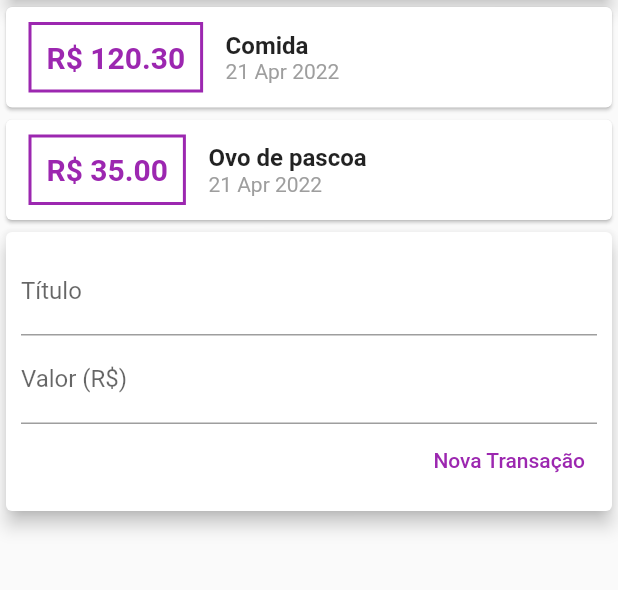
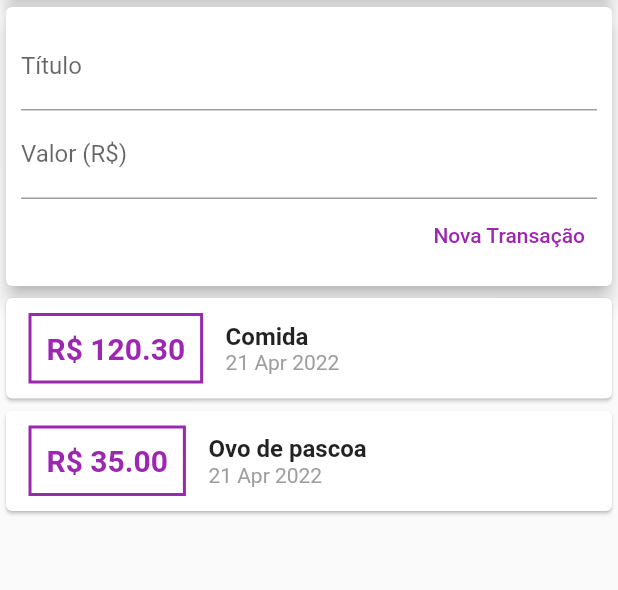
Before and after one commit to EduardoVitech/Life_Easier, a Flutter app: the screen it shows after launch, on a phone screen of 412 x 824 dp, the part 119-709 px from its top. Run offline on Flutter 3.47's test engine with Material 2 defaults, Android fonts, the phone set to English and light mode, and no system bars.

Commit message:
SingleChildScrollView, List view

```diff
--- a/lib/components/transaction_list/transaction_list.dart
+++ b/lib/components/transaction_list/transaction_list.dart
@@ -9,8 +9,12 @@ class TransactionList extends StatelessWidget {
 
   @override
   Widget build(BuildContext context) {
-    return Column(
-      children: transactions.map((tr) {
+    return Container(
+      height: 300,
+      child: ListView.builder(
+        itemCount: transactions.length,
+        itemBuilder: (cxt, index) {
+          final tr = transactions[index];
           return Card(
             child: Row(
               children: [
@@ -56,7 +60,8 @@ class TransactionList extends StatelessWidget {
               ],
             ),
           );
-      }).toList(),
+        },
+      ),
     );
   }
 }
--- a/lib/components/transaction_user/transaction_user.dart
+++ b/lib/components/transaction_user/transaction_user.dart
@@ -45,8 +45,8 @@ class _TransactionUserState extends State<TransactionUser> {
   Widget build(BuildContext context) {
     return Column(
       children: [
+        NewTransaction(_addTransaction),
         TransactionList(_transactions),
-        NewTransaction(_addTransaction),
       ],
     );
   }
--- a/lib/pages/home_page/home_page.dart
+++ b/lib/pages/home_page/home_page.dart
@@ -14,12 +14,14 @@ class MyHomePage extends StatelessWidget {
           textAlign: TextAlign.center,
         ),
       ),
-      body: Column(
-        crossAxisAlignment: CrossAxisAlignment.stretch,
-        children: const [
-          Graphic(),
-          TransactionUser(),
-        ],
+      body: SingleChildScrollView(
+        child: Column(
+          crossAxisAlignment: CrossAxisAlignment.stretch,
+          children: const [
+            Graphic(),
+            TransactionUser(),
+          ],
+        ),
       ),
     );
   }
```
Lines whose indentation alone changed are shown as unchanged.
